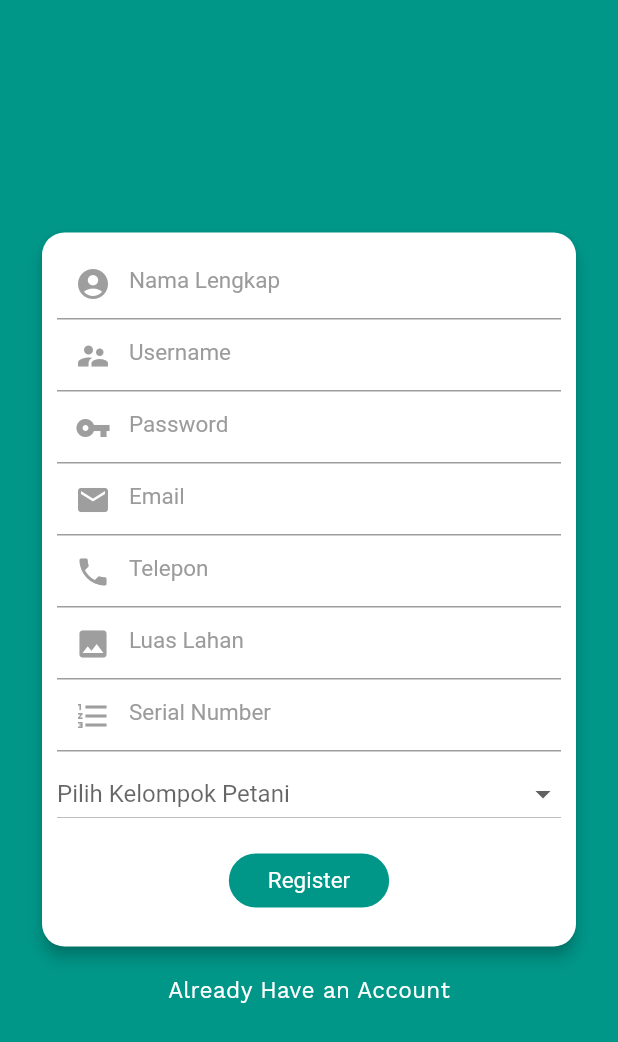
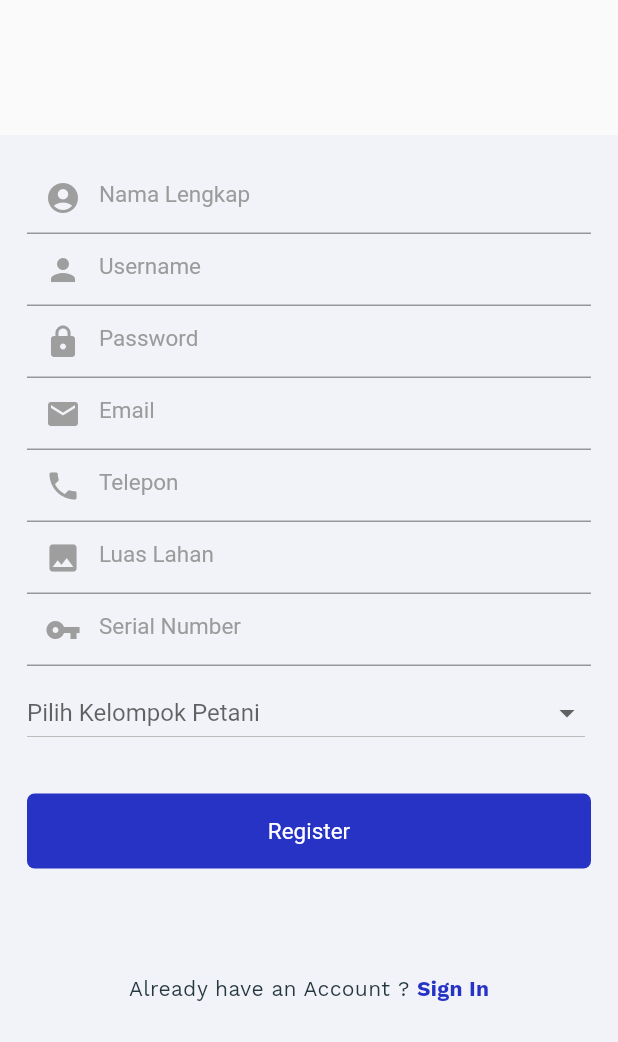
Before and after one commit to dafidpr/smartfarming-app, a Flutter app: the Register screen opened directly, on a phone screen of 412 x 824 dp. Shown: the top 1042 px of the screen. Run offline on Flutter 3.47's test engine with Material 2 defaults, Android fonts, the phone set to English and light mode, and no system bars; our stand-ins replace google_fonts, shared_preferences; accounts and stored records are empty; network calls fail.

Commit message:
fix bugs and add validation on register

```diff
--- a/lib/pages/ui_view/temperature_view.dart
+++ b/lib/pages/ui_view/temperature_view.dart
@@ -287,7 +287,7 @@ class TemperatureView extends StatelessWidget {
                                             CrossAxisAlignment.center,
                                         children: <Widget>[
                                           Text(
-                                            '${(temperature.toString())} %',
+                                            '${(temperature.toString())} \u2103',
                                             textAlign: TextAlign.center,
                                             style: TextStyle(
                                               fontFamily:
@@ -410,7 +410,7 @@ class TemperatureView extends StatelessWidget {
                                 Padding(
                                   padding: const EdgeInsets.only(top: 6),
                                   child: Text(
-                                    '${(temperature.toString())} %',
+                                    '${(temperature.toString())} \u2103',
                                     textAlign: TextAlign.center,
                                     style: TextStyle(
                                       fontFamily: FitnessAppTheme.fontName,
--- a/lib/register.dart
+++ b/lib/register.dart
@@ -1,4 +1,5 @@
 import 'dart:convert';
+import 'package:best_flutter_ui_templates/pages/home_app_theme.dart';
 import 'package:flutter/material.dart';
 import 'api/api.dart';
 import 'package:shared_preferences/shared_preferences.dart';
@@ -31,6 +32,20 @@ class _RegisterState extends State<Register> {
     });
   }
 
+  final _scaffoldKey = GlobalKey<ScaffoldState>();
+  _showMsg(msg) {
+    final snackBar = SnackBar(
+      content: Text(msg),
+      action: SnackBarAction(
+        label: 'Close',
+        onPressed: () {
+          // Some code to undo the change!
+        },
+      ),
+    );
+    _scaffoldKey.currentState.showSnackBar(snackBar);
+  }
+
   @override
   void initState() {
     super.initState();
@@ -39,9 +54,11 @@ class _RegisterState extends State<Register> {
 
   @override
   Widget build(BuildContext context) {
-    return Material(
+    return Scaffold(
+      key: _scaffoldKey,
+      body: SingleChildScrollView(
         child: Container(
-        color: Colors.teal,
+          margin: EdgeInsets.only(top: 90),
           child: Stack(
             children: <Widget>[
               Positioned(
@@ -50,13 +67,7 @@ class _RegisterState extends State<Register> {
                   child: Column(
                     mainAxisAlignment: MainAxisAlignment.center,
                     children: <Widget>[
-                    Card(
-                      elevation: 4.0,
-                      color: Colors.white,
-                      margin: EdgeInsets.only(left: 20, right: 20),
-                      shape: RoundedRectangleBorder(
-                          borderRadius: BorderRadius.circular(15)),
-                      child: Padding(
+                      Padding(
                         padding: const EdgeInsets.all(10.0),
                         child: Form(
                           key: _formKey,
@@ -92,7 +103,7 @@ class _RegisterState extends State<Register> {
                                 keyboardType: TextInputType.text,
                                 decoration: InputDecoration(
                                   prefixIcon: Icon(
-                                    Icons.supervisor_account,
+                                    Icons.person,
                                     color: Colors.grey,
                                   ),
                                   hintText: "Username",
@@ -116,7 +127,7 @@ class _RegisterState extends State<Register> {
                                 obscureText: true,
                                 decoration: InputDecoration(
                                   prefixIcon: Icon(
-                                    Icons.vpn_key,
+                                    Icons.lock,
                                     color: Colors.grey,
                                   ),
                                   hintText: "Password",
@@ -208,7 +219,7 @@ class _RegisterState extends State<Register> {
                                 keyboardType: TextInputType.text,
                                 decoration: InputDecoration(
                                   prefixIcon: Icon(
-                                    Icons.format_list_numbered,
+                                    Icons.vpn_key,
                                     color: Colors.grey,
                                   ),
                                   hintText: "Serial Number",
@@ -227,10 +238,10 @@ class _RegisterState extends State<Register> {
                               ),
                               Container(
                                 decoration: BoxDecoration(
-                                  color: Colors.white,
+                                  color: FitnessAppTheme.background,
                                 ),
                                 padding: EdgeInsets.only(left: 0.0),
-                                margin: EdgeInsets.only(top: 4.0, right: 0.0),
+                                margin: EdgeInsets.only(top: 7.0, right: 4.0),
                                 child: DropdownButton(
                                   hint: Text("Pilih Kelompok Petani"),
                                   isExpanded: true,
@@ -248,12 +259,19 @@ class _RegisterState extends State<Register> {
                                   },
                                 ),
                               ),
-                              Padding(
-                                padding: const EdgeInsets.all(10.0),
+                              SizedBox(
+                                height: 30,
+                              ),
+                              SizedBox(
+                                  height: 50,
+                                  width: double.infinity,
                                   child: FlatButton(
                                     child: Padding(
                                       padding: EdgeInsets.only(
-                                        top: 8, bottom: 8, left: 10, right: 10),
+                                          top: 8,
+                                          bottom: 8,
+                                          left: 10,
+                                          right: 10),
                                       child: Text(
                                         _isLoading
                                             ? 'Proccessing...'
@@ -267,20 +285,18 @@ class _RegisterState extends State<Register> {
                                         ),
                                       ),
                                     ),
-                                  color: Colors.teal,
+                                    color: FitnessAppTheme.nearlyDarkBlue,
                                     disabledColor: Colors.grey,
                                     shape: new RoundedRectangleBorder(
                                         borderRadius:
-                                          new BorderRadius.circular(20.0)),
+                                            new BorderRadius.circular(5.0)),
                                     onPressed: () {
                                       if (_formKey.currentState.validate()) {
                                         _register();
                                       }
                                     },
-                                ),
-                              ),
+                                  ))
                             ],
-                          ),
                           ),
                         ),
                       ),
@@ -293,16 +309,27 @@ class _RegisterState extends State<Register> {
                                   new MaterialPageRoute(
                                       builder: (context) => Login()));
                             },
+                            child: Row(
+                              mainAxisAlignment: MainAxisAlignment.center,
+                              children: <Widget>[
+                                Container(margin: EdgeInsets.only(bottom: 100)),
+                                Text(
+                                  "Already have an Account ? ",
+                                  style: TextStyle(
+                                      color: FitnessAppTheme.darkText),
+                                ),
+                                GestureDetector(
+                                  // onTap: press,
                                   child: Text(
-                          'Already Have an Account',
+                                    "Sign In",
                                     style: TextStyle(
-                            color: Colors.white,
-                            fontSize: 15.0,
-                            decoration: TextDecoration.none,
-                            fontWeight: FontWeight.normal,
+                                      color: FitnessAppTheme.nearlyDarkBlue,
+                                      fontWeight: FontWeight.bold,
                                     ),
                                   ),
-                      ),
+                                )
+                              ],
+                            )),
                       ),
                     ],
                   ),
@@ -310,7 +337,34 @@ class _RegisterState extends State<Register> {
               )
             ],
           ),
+          color: FitnessAppTheme.background,
         ),
+      ),
+    );
+  }
+
+  void showMessageDialog(title, message) {
+    showDialog(
+      context: context,
+      builder: (BuildContext context) {
+        // return object of type Dialog
+        return AlertDialog(
+          title: new Text(title),
+          content: new Text(message),
+          actions: <Widget>[
+            // usually buttons at the bottom of the dialog
+            new FlatButton(
+              child: new Text("Ok"),
+              onPressed: () {
+                Navigator.push(
+                  context,
+                  new MaterialPageRoute(builder: (context) => Login()),
+                );
+              },
+            ),
+          ],
+        );
+      },
     );
   }
 
@@ -331,12 +385,25 @@ class _RegisterState extends State<Register> {
 
     var res = await Network().authData(data, '/register');
     var body = json.decode(res.body);
-    print(body);
     if (body['success']) {
-      Navigator.push(
-        context,
-        new MaterialPageRoute(builder: (context) => Login()),
-      );
+      showMessageDialog("Registrasi Berhasil!",
+          "Anda sudah berhasil registrasi, silahkan login!");
+    } else {
+      if (body['messages']['username'] != null) {
+        _showMsg(body['messages']['username'][0]);
+      } else {
+        if (body['messages']['email'] != null) {
+          _showMsg(body['messages']['email'][0]);
+        } else {
+          if (body['messages']['land_area'] != null) {
+            _showMsg(body['messages']['land_area'][0]);
+          } else {
+            if (body['messages']['serial_number'] != null) {
+              _showMsg(body['messages']['serial_number'][0]);
+            }
+          }
+        }
+      }
     }
     setState(() {
       _isLoading = false;
--- a/pubspec.yaml
+++ b/pubspec.yaml
@@ -33,6 +33,8 @@ dependencies:
   intl: ^0.16.0
   shared_preferences: ^0.5.6+1
   http: ^0.12.0+4
+  flutter_svg: ^0.19.1
+  google_fonts: ^1.0.0
 
 dev_dependencies:
   flutter_test:
@@ -52,6 +54,7 @@ flutter:
   # To add assets to your application, add an assets section, like this:
   assets:
     - assets/images/
+    - assets/icons/
     - assets/smartfarming/
 
   # An image asset can refer to one or more resolution-specific "variants", see
```
Also changed, not shown: lib/login.dart (+32 -23 lines), lib/pages/home/dashboard_screen.dart (+13 -5 lines), lib/pages/monitoring/temperature_screen.dart (+13 -5 lines), assets/icons/chat.svg (added), assets/icons/facebook.svg (added), assets/icons/google-plus.svg (added), assets/icons/login.svg (added), assets/icons/signup.svg (added), assets/icons/twitter.svg (added), assets/images/login_bottom.png (added), assets/images/main_bottom.png (added), assets/images/main_top.png (added), assets/images/signup_top.png (added), pubspec.lock. Lines whose indentation alone changed are shown as unchanged.
